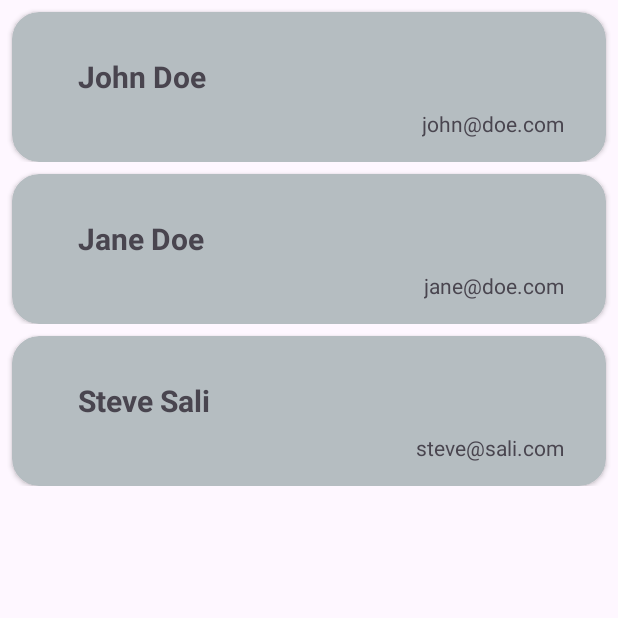
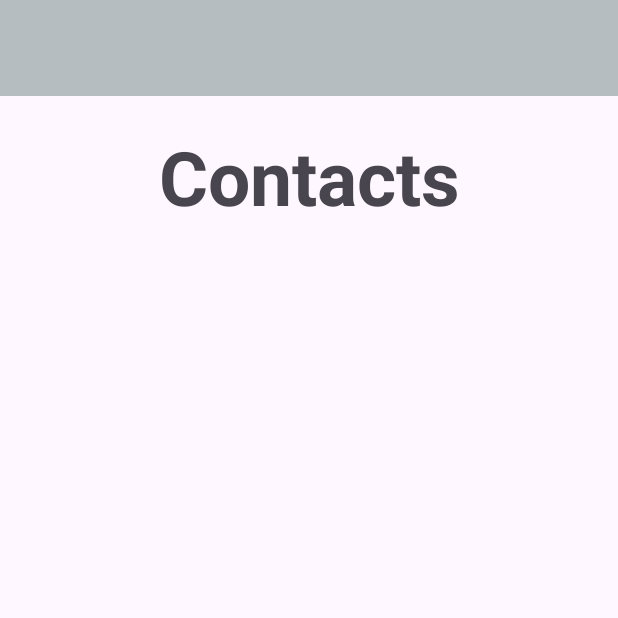
Before and after one commit to Vidriander/IteMate, an Android app: the ContactActivity screen opened directly, with no data from a screen before it, on a phone screen of 412 x 824 dp, the top half of it. Run offline under Robolectric (Android 15) with nearby library versions, the phone set to English and light mode, and no system bars; our stand-ins replace Firebase (no records; nobody signed in at launch, a user with empty details on screens opened directly).

Commit message:
moved contacts to firestore db

```diff
--- /dev/null
+++ b/app/src/main/java/iteMate/project/repositories/ContactRepository.java
@@ -0,0 +1,71 @@
+package iteMate.project.repositories;
+
+import android.util.Log;
+
+import com.google.firebase.firestore.FirebaseFirestore;
+import com.google.firebase.firestore.QueryDocumentSnapshot;
+
+import java.util.List;
+
+import iteMate.project.models.Contact;
+import iteMate.project.models.Item;
+
+public class ContactRepository {
+    private FirebaseFirestore db;
+
+    public ContactRepository() {
+        // Initialize Firestore
+        db = FirebaseFirestore.getInstance();
+    }
+
+    public void addContactToFirestore(Contact contact) {
+        db.collection("contacts").add(contact)
+                .addOnSuccessListener(documentReference -> {
+                    Log.d("Firestore", "Contact added with ID: " + documentReference.getId());
+                })
+                .addOnFailureListener(e -> {
+                    Log.w("Firestore", "Error adding contact", e);
+                });
+    }
+
+    public void getAllContactsFromFirestore(OnContactsFetchedListener listener) {
+        db.collection("contacts")
+                .get()
+                .addOnCompleteListener(task -> {
+                    if (task.isSuccessful()) {
+                        List<Contact> contactList = task.getResult().toObjects(Contact.class);
+                        listener.onContactsFetched(contactList);
+                    } else {
+                        Log.w("Firestore", "Error getting documents.", task.getException());
+                    }
+                });
+    }
+
+    public void updateContactInFirestore(String contactId) {
+        db.collection("contacts").whereEqualTo("contactId", contactId)
+                .get()
+                .addOnCompleteListener(task -> {
+                    if (task.isSuccessful()) {
+                        for (QueryDocumentSnapshot document : task.getResult()) {
+                            db.collection("contacts").document(document.getId())
+                                    .update("contactId", contactId)
+                                    .addOnSuccessListener(aVoid -> {
+                                        Log.d("Firestore", "Contact updated with ID: " + document.getId());
+                                    })
+                                    .addOnFailureListener(e -> {
+                                        Log.w("Firestore", "Error updating contact", e);
+                                    });
+                        }
+                    } else {
+                        Log.w("Firestore", "Error getting documents.", task.getException());
+                    }
+                });
+    }
+
+    /**
+     * Listener interface for fetching items
+     */
+    public interface OnContactsFetchedListener {
+        void onContactsFetched(List<Contact> contacts);
+    }
+}
--- a/app/src/main/java/iteMate/project/uiActivities/contactScreens/ContactActivity.java
+++ b/app/src/main/java/iteMate/project/uiActivities/contactScreens/ContactActivity.java
@@ -9,18 +9,23 @@ import java.util.List;
 import iteMate.project.models.Contact;
 import iteMate.project.uiActivities.utils.ContactAdapter;
 import iteMate.project.R;
+import iteMate.project.repositories.ContactRepository;
 
 
-public class ContactActivity extends AppCompatActivity {
+public class ContactActivity extends AppCompatActivity implements ContactRepository.OnContactsFetchedListener {
 
-    RecyclerView recyclerViewContact;
+    private RecyclerView recyclerViewContact;
     private ContactAdapter contactAdapter;
     private List<Contact> contactList;
+    private ContactRepository contactRepository;
 
     @Override
     protected void onCreate(Bundle savedInstanceState) {
         super.onCreate(savedInstanceState);
-        setContentView(R.layout.activity_contact);
+        setContentView(R.layout.activity_contact); // Ensure this line is present
+
+        // Initialize ContactRepository
+        contactRepository = new ContactRepository();
 
         // Initialize RecyclerView
         recyclerViewContact = findViewById(R.id.recyclerViewContacts);
@@ -28,12 +33,19 @@ public class ContactActivity extends AppCompatActivity {
 
         // Initialize Contact list
         contactList = new ArrayList<>();
-        contactList.add(new Contact("John", "Doe", "1234567890", "john@doe.com", "Jumpstreet 21", "Endor"));
-        contactList.add(new Contact("Jane", "Doe", "555123987", "jane@doe.com", "Jumpstreet 42", "Endor"));
-        contactList.add(new Contact("Steve", "Sali", "0000000000", "steve@sali.com", "Jumpstreet 13", "Endor"));
 
         // Initialize ContactAdapter
         contactAdapter = new ContactAdapter(contactList, this);
         recyclerViewContact.setAdapter(contactAdapter);
+
+        // Fetch contacts from Firestore
+        contactRepository.getAllContactsFromFirestore(this);
+    }
+
+    @Override
+    public void onContactsFetched(List<Contact> contacts) {
+        contactList.clear();
+        contactList.addAll(contacts);
+        contactAdapter.notifyDataSetChanged();
     }
 }
--- a/app/src/main/java/iteMate/project/uiActivities/itemScreens/ItemsActivity.java
+++ b/app/src/main/java/iteMate/project/uiActivities/itemScreens/ItemsActivity.java
@@ -2,12 +2,9 @@ package iteMate.project.uiActivities.itemScreens;
 
 import androidx.recyclerview.widget.LinearLayoutManager;
 import androidx.recyclerview.widget.RecyclerView;
-
 import android.os.Bundle;
-
 import java.util.ArrayList;
 import java.util.List;
-
 import iteMate.project.models.Item;
 import iteMate.project.repositories.ItemRepository;
 import iteMate.project.uiActivities.utils.ItemAdapter;
--- a/app/src/main/java/iteMate/project/uiActivities/utils/ItemAdapter.java
+++ b/app/src/main/java/iteMate/project/uiActivities/utils/ItemAdapter.java
@@ -17,6 +17,7 @@ import iteMate.project.models.Item;
 import iteMate.project.uiActivities.itemScreens.ItemsDetailActivity;
 
 public class ItemAdapter extends RecyclerView.Adapter<ItemAdapter.ViewHolder> {
+
     private List<Item> items;
     private Context context;
 
--- a/app/src/main/res/layout/activity_contact.xml
+++ b/app/src/main/res/layout/activity_contact.xml
@@ -2,20 +2,48 @@
 <androidx.constraintlayout.widget.ConstraintLayout xmlns:android="http://schemas.android.com/apk/res/android"
     xmlns:app="http://schemas.android.com/apk/res-auto"
     xmlns:tools="http://schemas.android.com/tools"
-    android:id="@+id/main"
     android:layout_width="match_parent"
     android:layout_height="match_parent"
     tools:context=".uiActivities.contactScreens.ContactActivity">
 
-    <LinearLayout xmlns:android="http://schemas.android.com/apk/res/android"
+    <!-- Toolbar -->
+    <androidx.appcompat.widget.Toolbar
+        android:id="@+id/toolbar"
         android:layout_width="match_parent"
-        android:layout_height="match_parent"
-        android:orientation="vertical">
+        android:layout_height="?attr/actionBarSize"
+        android:background="@color/navigation_color"
+        android:theme="@style/ThemeOverlay.AppCompat.Dark.ActionBar"
+        app:layout_constraintTop_toTopOf="parent">
 
-        <androidx.recyclerview.widget.RecyclerView
-            android:id="@+id/recyclerViewContacts"
-            android:layout_width="match_parent"
-            android:layout_height="match_parent"/>
-    </LinearLayout>
+    </androidx.appcompat.widget.Toolbar>
+
+    <!-- Title TextView -->
+    <TextView
+        android:id="@+id/titleTextView"
+        android:layout_width="wrap_content"
+        android:layout_height="wrap_content"
+        android:text="Contacts"
+        android:textSize="50sp"
+        android:textStyle="bold"
+        app:layout_constraintTop_toBottomOf="@id/toolbar"
+        app:layout_constraintStart_toStartOf="parent"
+        app:layout_constraintEnd_toEndOf="parent"
+        android:layout_marginTop="20dp"/>
+
+    <!-- RecyclerView for Contacts -->
+    <androidx.recyclerview.widget.RecyclerView
+        android:id="@+id/recyclerViewContacts"
+        android:layout_width="match_parent"
+        android:layout_height="0dp"
+        android:layout_marginStart="20dp"
+        android:layout_marginTop="10dp"
+        android:layout_marginEnd="20dp"
+        android:layout_marginBottom="20dp"
+        app:layout_constraintBottom_toBottomOf="parent"
+        app:layout_constraintEnd_toEndOf="parent"
+        app:layout_constraintStart_toStartOf="parent"
+        app:layout_constraintTop_toBottomOf="@id/titleTextView"
+        app:layout_constraintVertical_bias="1.0" />
+
 
 </androidx.constraintlayout.widget.ConstraintLayout>
```
